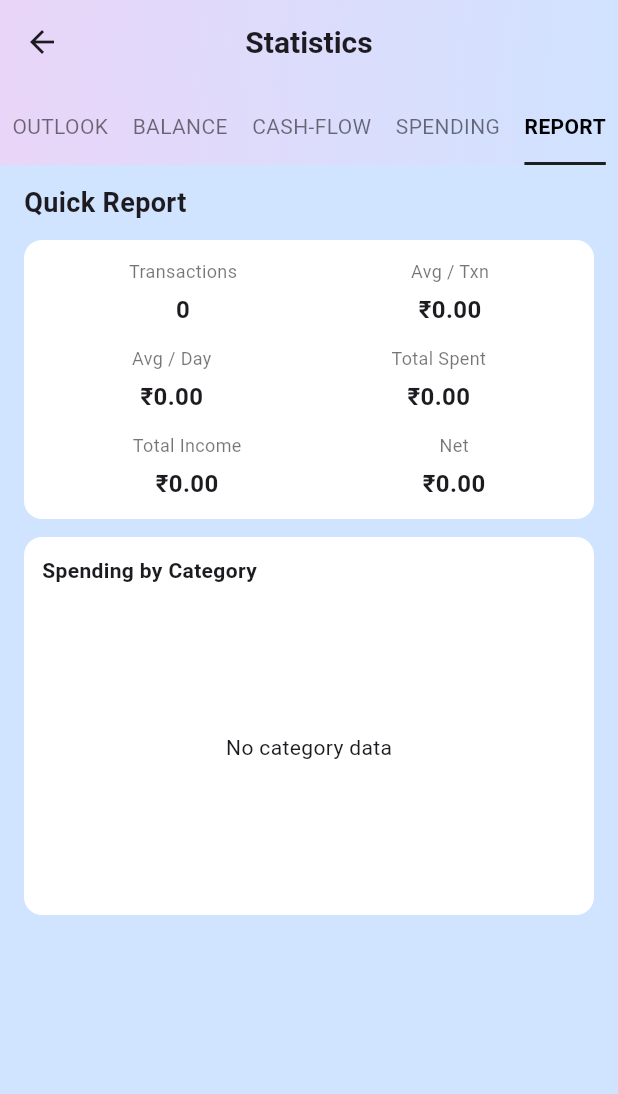
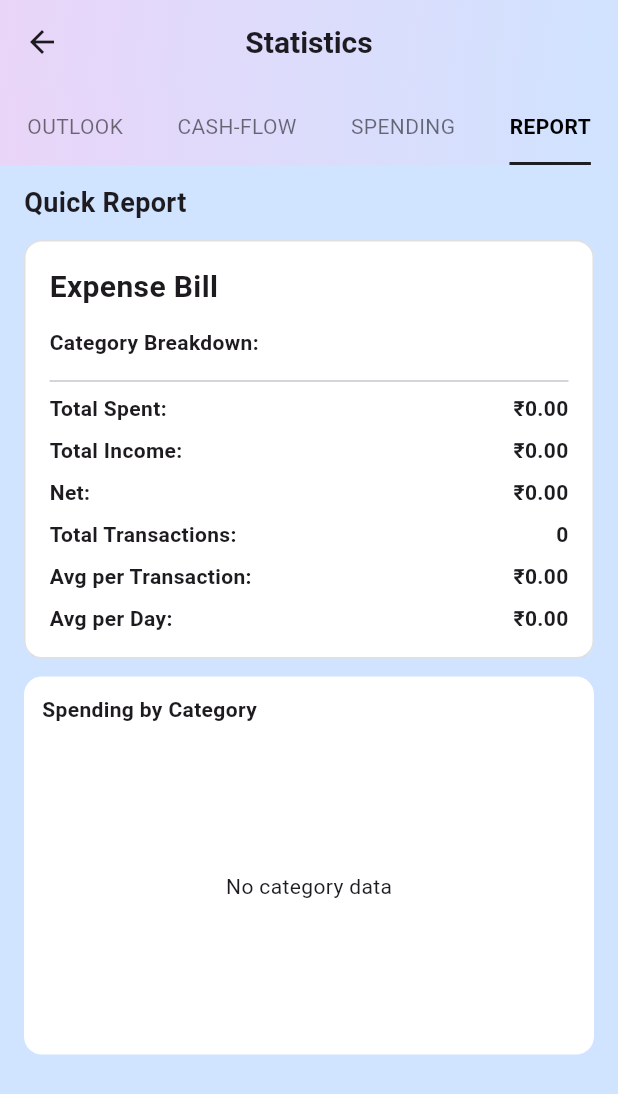
Before and after one commit to Sejal055/dbms_proj, a Flutter app: the StatisticsMainPage screen opened directly, after a tap on "CASH-FLOW", after a tap on "SPENDING", after a tap on "REPORT", on a phone screen of 412 x 824 dp. Shown: the top 1094 px of the screen. Run offline on Flutter 3.47's test engine with Material 3 defaults, Android fonts, the light colour scheme and no system bars; our stand-ins replace awesome_notifications, cloud_firestore, firebase_auth, firebase_core, fl_chart, flutter_contacts and 5 more; accounts and stored records are empty; network calls fail.

Commit message:
fixed stat page

```diff
--- a/lib/stats_page.dart
+++ b/lib/stats_page.dart
@@ -27,7 +27,6 @@ class _StatisticsMainPageState extends State<StatisticsMainPage> {
 
   final List<String> _tabs = [
     'OUTLOOK',
-    'BALANCE',
     'CASH-FLOW',
     'SPENDING',
     'REPORT',
@@ -118,7 +117,6 @@ class _StatisticsMainPageState extends State<StatisticsMainPage> {
               },
               children: const [
                 OutlookPage(),
-                BalancePage(),
                 CashFlowPage(),
                 SpendingPage(),
                 ReportPage(),
@@ -132,7 +130,7 @@ class _StatisticsMainPageState extends State<StatisticsMainPage> {
 }
 
 /// ===============================================================
-/// 🔹 OUTLOOK PAGE (Your Original Code, UNCHANGED)
+/// 🔹 OUTLOOK PAGE (Your Original Code, UNCHANGED except category-wise spending made dynamic)
 /// ===============================================================
 class OutlookPage extends StatefulWidget {
   const OutlookPage({super.key});
@@ -519,7 +517,7 @@ class _OutlookPageState extends State<OutlookPage> {
   }
 
   Widget _buildCategoryProgress() {
-    List<String> categories = ['Food & Dining', 'Education', 'Entertainment', 'Others'];
+    List<String> categories = categoryData.keys.toList();
     return Column(
       children: categories.map((cat) {
         double catExpense = categoryData[cat] ?? 0;
@@ -555,7 +553,7 @@ class _OutlookPageState extends State<OutlookPage> {
 }
 
 /// ===============================================================
-/// 🔹 CASHFLOW PAGE (new) - uses Firestore data (last 30 days + comparisons)
+/// 🔹 CASHFLOW PAGE (unchanged)
 /// ===============================================================
 class CashFlowPage extends StatefulWidget {
   const CashFlowPage({super.key});
@@ -584,7 +582,7 @@ class _CashFlowPageState extends State<CashFlowPage> {
   double incomeThisYear = 0;
   double expenseThisYear = 0;
   double incomePrevYear = 0;
-  double expensePrevYear = 0;
+    double expensePrevYear = 0;
 
   @override
   void initState() {
@@ -917,7 +915,7 @@ class _CashFlowPageState extends State<CashFlowPage> {
 }
 
 /// ===============================================================
-/// 🔹 SPENDING PAGE (new) - category pie, trend, nature of spending.
+/// 🔹 SPENDING PAGE (modified: added color legend for pie, removed nature of spending, improved categories UI)
 /// ===============================================================
 class SpendingPage extends StatefulWidget {
   const SpendingPage({super.key});
@@ -933,10 +931,6 @@ class _SpendingPageState extends State<SpendingPage> {
   Map<String, double> categoryTotals = {}; // category -> total expense
   Map<DateTime, double> spendingByDay = {};
   double totalSpending = 0;
-
-  // nature of spending
-  double essentialTotal = 0;
-  double nonEssentialTotal = 0;
 
   // simple essentials list fallback (if no is_essential field present)
   final List<String> _essentialCategories = [
@@ -975,8 +969,6 @@ class _SpendingPageState extends State<SpendingPage> {
     Map<String, double> catTotals = {};
     Map<DateTime, double> dayTotals = {};
     double tot = 0;
-    double essential = 0;
-    double nonessential = 0;
 
     for (var doc in snapshot.docs) {
       final data = doc.data();
@@ -990,15 +982,6 @@ class _SpendingPageState extends State<SpendingPage> {
         tot += amount;
         catTotals[category] = (catTotals[category] ?? 0) + amount;
         dayTotals[date] = (dayTotals[date] ?? 0) + amount;
-
-        // detect essential: use explicit field if present else fallback to category list
-        if (data.containsKey('is_essential')) {
-          final isEssential = data['is_essential'] == true;
-          if (isEssential) essential += amount; else nonessential += amount;
-        } else {
-          if (_essentialCategories.contains(category)) essential += amount;
-          else nonessential += amount;
-        }
       } else {
         // treat incomes separate; we don't add them to spending totals
       }
@@ -1008,8 +991,6 @@ class _SpendingPageState extends State<SpendingPage> {
       categoryTotals = catTotals;
       spendingByDay = dayTotals;
       totalSpending = tot;
-      essentialTotal = essential;
-      nonEssentialTotal = nonessential;
       loading = false;
     });
   }
@@ -1061,6 +1042,8 @@ class _SpendingPageState extends State<SpendingPage> {
     final pieSections = _makePieSections();
     final spots = _spendingSpots();
     final labels = _spendingLabels();
+    final colors = [Colors.blueAccent, Colors.orangeAccent, Colors.green, Colors.purpleAccent, Colors.teal, Colors.amber];
+    final cats = categoryTotals.keys.toList();
 
     return Scaffold(
       backgroundColor: primaryColor,
@@ -1070,7 +1053,7 @@ class _SpendingPageState extends State<SpendingPage> {
           child: Column(
             crossAxisAlignment: CrossAxisAlignment.stretch,
             children: [
-              // Top: Pie chart + total
+              // Top: Pie chart + total + legend
               Container(
                 padding: const EdgeInsets.all(12),
                 decoration: BoxDecoration(color: Colors.white, borderRadius: BorderRadius.circular(12)),
@@ -1086,6 +1069,24 @@ class _SpendingPageState extends State<SpendingPage> {
                     ),
                     const SizedBox(height: 8),
                     Text('Total Spending: ₹${totalSpending.toStringAsFixed(2)}', style: const TextStyle(fontWeight: FontWeight.bold)),
+                    const SizedBox(height: 8),
+                    // Legend for pie chart colors
+                    Wrap(
+                      spacing: 12,
+                      runSpacing: 8,
+                      children: List.generate(cats.length, (i) {
+                        final cat = cats[i];
+                        final color = colors[i % colors.length];
+                        return Row(
+                          mainAxisSize: MainAxisSize.min,
+                          children: [
+                            Container(width: 12, height: 12, decoration: BoxDecoration(color: color, borderRadius: BorderRadius.circular(3))),
+                            const SizedBox(width: 6),
+                            Text('$cat: ₹${categoryTotals[cat]?.toStringAsFixed(2) ?? '0.00'}'),
+                          ],
+                        );
+                      }),
+                    ),
                   ],
                 ),
               ),
@@ -1140,36 +1141,7 @@ class _SpendingPageState extends State<SpendingPage> {
 
               const SizedBox(height: 12),
 
-              // Nature of spending
-              Container(
-                padding: const EdgeInsets.all(12),
-                decoration: BoxDecoration(color: Colors.white, borderRadius: BorderRadius.circular(12)),
-                child: Column(
-                  children: [
-                    const Text('Nature of Spending', style: TextStyle(fontWeight: FontWeight.bold)),
-                    const SizedBox(height: 8),
-                    Row(
-                      mainAxisAlignment: MainAxisAlignment.spaceAround,
-                      children: [
-                        Column(children: [
-                          const Text('Essential'),
-                          const SizedBox(height: 6),
-                          Text('₹${essentialTotal.toStringAsFixed(2)}', style: const TextStyle(fontWeight: FontWeight.bold)),
-                        ]),
-                        Column(children: [
-                          const Text('Non-essential'),
-                          const SizedBox(height: 6),
-                          Text('₹${nonEssentialTotal.toStringAsFixed(2)}', style: const TextStyle(fontWeight: FontWeight.bold)),
-                        ]),
-                      ],
-                    ),
-                  ],
-                ),
-              ),
-
-              const SizedBox(height: 12),
-
-              // Category tabs (quick access)
+              // Categories (improved UI: grid or better layout)
               Container(
                 padding: const EdgeInsets.all(12),
                 decoration: BoxDecoration(color: Colors.white, borderRadius: BorderRadius.circular(12)),
@@ -1178,18 +1150,40 @@ class _SpendingPageState extends State<SpendingPage> {
                   children: [
                     const Text('Categories', style: TextStyle(fontWeight: FontWeight.bold)),
                     const SizedBox(height: 8),
-                    Wrap(
-                      spacing: 8,
-                      runSpacing: 8,
-                      children: categoryTotals.keys.map((cat) {
+                    GridView.builder(
+                      shrinkWrap: true,
+                      physics: const NeverScrollableScrollPhysics(),
+                      gridDelegate: const SliverGridDelegateWithFixedCrossAxisCount(
+                        crossAxisCount: 2,
+                        crossAxisSpacing: 8,
+                        mainAxisSpacing: 8,
+                        childAspectRatio: 3,
+                      ),
+                      itemCount: categoryTotals.length,
+                      itemBuilder: (context, index) {
+                        final cat = cats[index];
+                        final amount = categoryTotals[cat] ?? 0;
                         return GestureDetector(
                           onTap: () {
-                            // navigate to a category detail (placeholder); you can replace with your real category page
+                            // navigate to category detail
                             Navigator.push(context, MaterialPageRoute(builder: (_) => CategoryDetailPage(category: cat)));
                           },
-                          child: Chip(label: Text(cat)),
+                          child: Container(
+                            padding: const EdgeInsets.all(8),
+                            decoration: BoxDecoration(
+                              color: secondaryColor,
+                              borderRadius: BorderRadius.circular(8),
+                            ),
+                            child: Row(
+                              mainAxisAlignment: MainAxisAlignment.spaceBetween,
+                              children: [
+                                Text(cat, style: const TextStyle(fontWeight: FontWeight.bold)),
+                                Text('₹${amount.toStringAsFixed(2)}'),
+                              ],
+                            ),
+                          ),
                         );
-                      }).toList(),
+                      },
                     ),
                   ],
                 ),
@@ -1202,7 +1196,7 @@ class _SpendingPageState extends State<SpendingPage> {
   }
 }
 
-/// Small category detail page (placeholder) - you said you have a page showing categories, this navigates there
+/// Small category detail page (placeholder)
 class CategoryDetailPage extends StatelessWidget {
   final String category;
   const CategoryDetailPage({required this.category, super.key});
@@ -1217,7 +1211,7 @@ class CategoryDetailPage extends StatelessWidget {
 }
 
 /// ===============================================================
-/// 🔹 REPORT PAGE (new) - table summary and bill-style summary
+/// 🔹 REPORT PAGE (modified: bill-style quick report with total transactions)
 /// ===============================================================
 class ReportPage extends StatefulWidget {
   const ReportPage({super.key});
@@ -1298,8 +1292,7 @@ class _ReportPageState extends State<ReportPage> {
       totalIncome = inc;
       totalExpense = exp;
       avgPerTransaction = avgTrans.toDouble();
-avgPerDay = avgDay.toDouble();
-
+      avgPerDay = avgDay.toDouble();
       categoryTotals = catTotals;
       loading = false;
     });
@@ -1335,33 +1328,79 @@ avgPerDay = avgDay.toDouble();
               const Text('Quick Report', style: TextStyle(fontSize: 18, fontWeight: FontWeight.bold)),
               const SizedBox(height: 12),
 
-              // Summary table (cards)
+              // Bill-style summary
               Container(
-                padding: const EdgeInsets.all(12),
-                decoration: BoxDecoration(color: Colors.white, borderRadius: BorderRadius.circular(12)),
+                padding: const EdgeInsets.all(16),
+                decoration: BoxDecoration(
+                  color: Colors.white,
+                  borderRadius: BorderRadius.circular(12),
+                  border: Border.all(color: Colors.black12),
+                ),
                 child: Column(
+                  crossAxisAlignment: CrossAxisAlignment.start,
                   children: [
+                    const Text('Expense Bill', style: TextStyle(fontSize: 20, fontWeight: FontWeight.bold)),
+                    const SizedBox(height: 12),
+                    const Text('Category Breakdown:', style: TextStyle(fontWeight: FontWeight.bold)),
+                    const SizedBox(height: 8),
+                    ...categoryTotals.entries.map((entry) {
+                      return Padding(
+                        padding: const EdgeInsets.symmetric(vertical: 4),
+                        child: Row(
+                          mainAxisAlignment: MainAxisAlignment.spaceBetween,
+                          children: [
+                            Text(entry.key),
+                            Text('₹${entry.value.toStringAsFixed(2)}'),
+                          ],
+                        ),
+                      );
+                    }),
+                    const Divider(),
                     Row(
-                      mainAxisAlignment: MainAxisAlignment.spaceAround,
+                      mainAxisAlignment: MainAxisAlignment.spaceBetween,
                       children: [
-                        _reportMetric('Transactions', countTransactions.toString()),
-                        _reportMetric('Avg / Txn', '₹${avgPerTransaction.toStringAsFixed(2)}'),
+                        const Text('Total Spent:', style: TextStyle(fontWeight: FontWeight.bold)),
+                        Text('₹${totalExpense.toStringAsFixed(2)}', style: const TextStyle(fontWeight: FontWeight.bold)),
                       ],
                     ),
-                    const SizedBox(height: 12),
+                    const SizedBox(height: 8),
                     Row(
-                      mainAxisAlignment: MainAxisAlignment.spaceAround,
+                      mainAxisAlignment: MainAxisAlignment.spaceBetween,
                       children: [
-                        _reportMetric('Avg / Day', '₹${avgPerDay.toStringAsFixed(2)}'),
-                        _reportMetric('Total Spent', '₹${totalExpense.toStringAsFixed(2)}'),
+                        const Text('Total Income:', style: TextStyle(fontWeight: FontWeight.bold)),
+                        Text('₹${totalIncome.toStringAsFixed(2)}', style: const TextStyle(fontWeight: FontWeight.bold)),
                       ],
                     ),
-                    const SizedBox(height: 12),
+                    const SizedBox(height: 8),
                     Row(
-                      mainAxisAlignment: MainAxisAlignment.spaceAround,
+                      mainAxisAlignment: MainAxisAlignment.spaceBetween,
                       children: [
-                        _reportMetric('Total Income', '₹${totalIncome.toStringAsFixed(2)}'),
-                        _reportMetric('Net', '₹${(totalIncome - totalExpense).toStringAsFixed(2)}'),
+                        const Text('Net:', style: TextStyle(fontWeight: FontWeight.bold)),
+                        Text('₹${(totalIncome - totalExpense).toStringAsFixed(2)}', style: const TextStyle(fontWeight: FontWeight.bold)),
+                      ],
+                    ),
+                    const SizedBox(height: 8),
+                    Row(
+                      mainAxisAlignment: MainAxisAlignment.spaceBetween,
+                      children: [
+                        const Text('Total Transactions:', style: TextStyle(fontWeight: FontWeight.bold)),
+                        Text('$countTransactions', style: const TextStyle(fontWeight: FontWeight.bold)),
+                      ],
+                    ),
+                    const SizedBox(height: 8),
+                    Row(
+                      mainAxisAlignment: MainAxisAlignment.spaceBetween,
+                      children: [
+                        const Text('Avg per Transaction:', style: TextStyle(fontWeight: FontWeight.bold)),
+                        Text('₹${avgPerTransaction.toStringAsFixed(2)}', style: const TextStyle(fontWeight: FontWeight.bold)),
+                      ],
+                    ),
+                    const SizedBox(height: 8),
+                    Row(
+                      mainAxisAlignment: MainAxisAlignment.spaceBetween,
+                      children: [
+                        const Text('Avg per Day:', style: TextStyle(fontWeight: FontWeight.bold)),
+                        Text('₹${avgPerDay.toStringAsFixed(2)}', style: const TextStyle(fontWeight: FontWeight.bold)),
                       ],
                     ),
                   ],
@@ -1370,7 +1409,7 @@ avgPerDay = avgDay.toDouble();
 
               const SizedBox(height: 12),
 
-              // Category bar chart (bill style)
+              // Spending by Category bar chart (unchanged)
               Container(
                 padding: const EdgeInsets.all(12),
                 decoration: BoxDecoration(color: Colors.white, borderRadius: BorderRadius.circular(12)),
@@ -1394,12 +1433,10 @@ avgPerDay = avgDay.toDouble();
                                       getTitlesWidget: (value, meta) {
                                         final idx = value.toInt();
                                         if (idx < 0 || idx >= catLabels.length) return const SizedBox();
-                                        final label = catLabels[idx];
-                                       return SideTitleWidget(
-  meta: meta,
-  child: Text(label, style: const TextStyle(fontSize: 10)),
-);
-
+                                        return SideTitleWidget(
+                                          meta: meta,
+                                          child: Text(catLabels[idx], style: const TextStyle(fontSize: 10)),
+                                        );
                                       },
                                     ),
                                   ),
@@ -1430,16 +1467,3 @@ avgPerDay = avgDay.toDouble();
     );
   }
 }
-
-/// ===============================================================
-/// 🔹 BALANCE PAGE (kept simple — you earlier asked not to change UI/logic of your stats code;
-/// this BalancePage was placeholder in your provided code, so left as-is)
-/// ===============================================================
-class BalancePage extends StatelessWidget {
-  const BalancePage({super.key});
-
-  @override
-  Widget build(BuildContext context) {
-    return const Center(child: Text('Balance Page (Balance Trend, Accounts, Currency)'));
-  }
-}
```
Also changed, not shown: lib/home_page.dart (+31 -61 lines).
